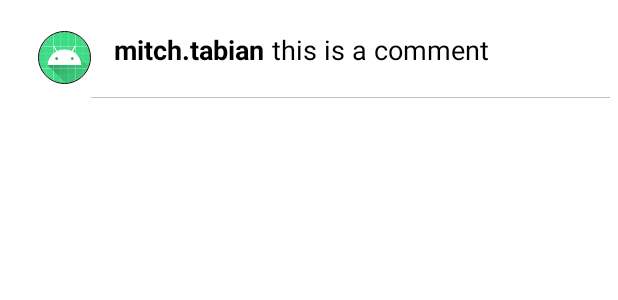
After one commit to celinaViscarra/SistemaParqueo, an Android app: the layout layout_comments.xml on its own in the app's theme, with its tools: preview values and no code run, on a phone screen of 412 x 824 dp. The commit adds this screen. Shown: the top 300 px of the screen. Run offline under Robolectric (Android 15) with nearby library versions, the phone set to English and light mode, and no system bars.

Commit message:
RecyclewViewAdapter y layouts.

```diff
--- /dev/null
+++ b/app/src/main/res/drawable/grey_border_bottom.xml
@@ -0,0 +1,19 @@
+<?xml version="1.0" encoding="utf-8"?>
+<layer-list xmlns:android="http://schemas.android.com/apk/res/android">
+
+    <item>
+        <shape
+            android:shape="rectangle">
+            <solid android:color="@color/grey"/>
+        </shape>
+    </item>
+
+    <item
+        android:bottom="1dp">
+        <shape android:shape="rectangle">
+            <solid android:color="@color/white"/>
+        </shape>
+
+    </item>
+
+</layer-list>
--- /dev/null
+++ b/app/src/main/res/layout/layout_comments.xml
@@ -0,0 +1,61 @@
+<?xml version="1.0" encoding="utf-8"?>
+<RelativeLayout xmlns:android="http://schemas.android.com/apk/res/android"
+    android:layout_width="match_parent"
+    android:layout_height="match_parent"
+    xmlns:app="http://schemas.android.com/apk/res-auto"
+    android:background="@color/white"
+    android:padding="05dp"
+    android:id="@+id/parent_layout">
+
+    <de.hdodenhof.circleimageview.CircleImageView
+        android:layout_width="35dp"
+        android:layout_height="35dp"
+        android:id="@+id/comment_profile_image"
+        android:src="@mipmap/ic_launcher"
+        android:layout_marginTop="15dp"
+        android:layout_marginLeft="20dp"
+        app:civ_border_color="@color/black"
+        app:civ_border_width="0.5dp"
+        />
+
+    <RelativeLayout
+        android:layout_width="match_parent"
+        android:layout_height="wrap_content"
+        android:id="@+id/relLayout1"
+        android:layout_toRightOf="@+id/comment_profile_image"
+        android:layout_marginTop="15dp"
+        android:background="@drawable/grey_border_bottom">
+
+        <RelativeLayout
+            android:layout_width="match_parent"
+            android:layout_height="wrap_content"
+            android:layout_marginRight="60dp"
+            android:layout_marginBottom="20dp">
+
+
+            <TextView
+                android:layout_width="wrap_content"
+                android:layout_height="wrap_content"
+                android:text="mitch.tabian"
+                android:id="@+id/comment_username"
+                android:layout_marginLeft="15dp"
+                android:textColor="@color/black"
+                android:textSize="18sp"
+                android:textStyle="bold"/>
+
+            <TextView
+                android:layout_width="wrap_content"
+                android:layout_height="wrap_content"
+                android:text="this is a comment"
+                android:layout_marginLeft="5dp"
+                android:textColor="@color/black"
+                android:textSize="18sp"
+                android:layout_toRightOf="@+id/comment_username"
+                android:id="@+id/comment"/>
+
+        </RelativeLayout>
+
+
+    </RelativeLayout>
+
+</RelativeLayout>
```
Also changed, not shown: app/build.gradle (+10 -1 lines), app/src/main/java/com/grupo13/parqueo/comments/RecyclerViewAdapter.java (+57 -1 lines), app/src/main/res/layout/comments_tool.xml (renamed from app/src/main/res/layout/comments_toolbar.xml, +4 -4 lines).
